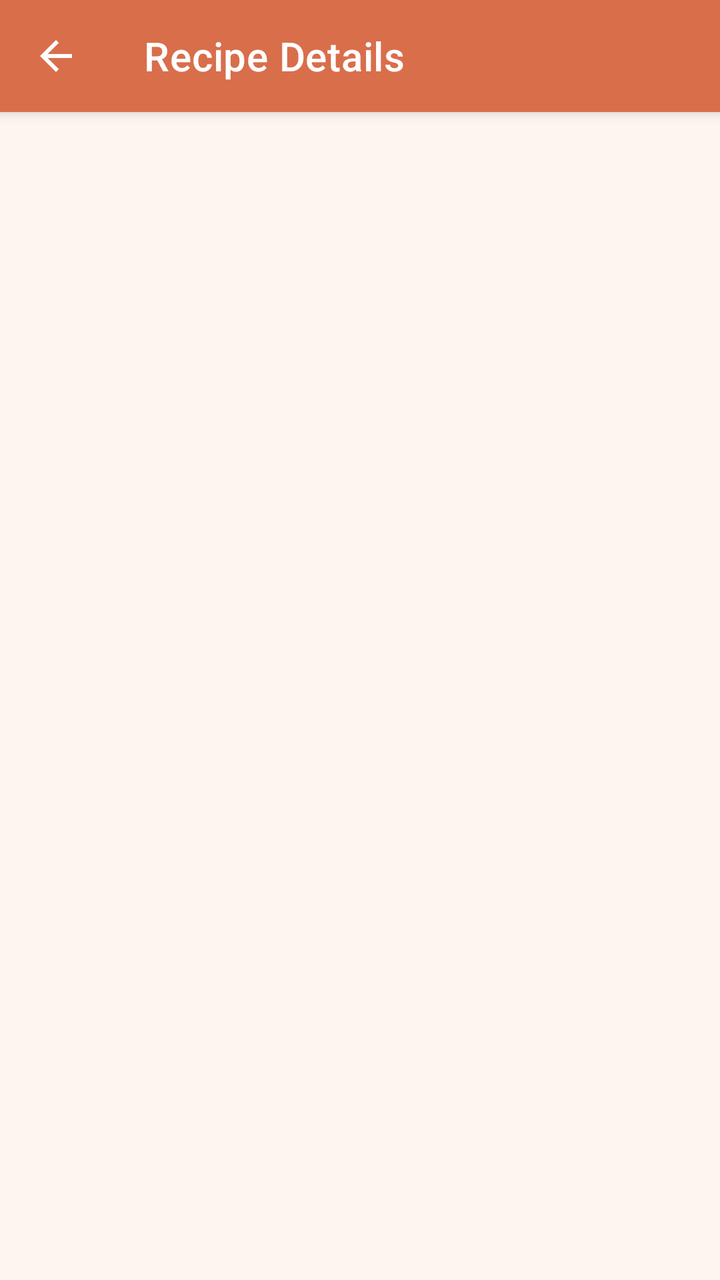
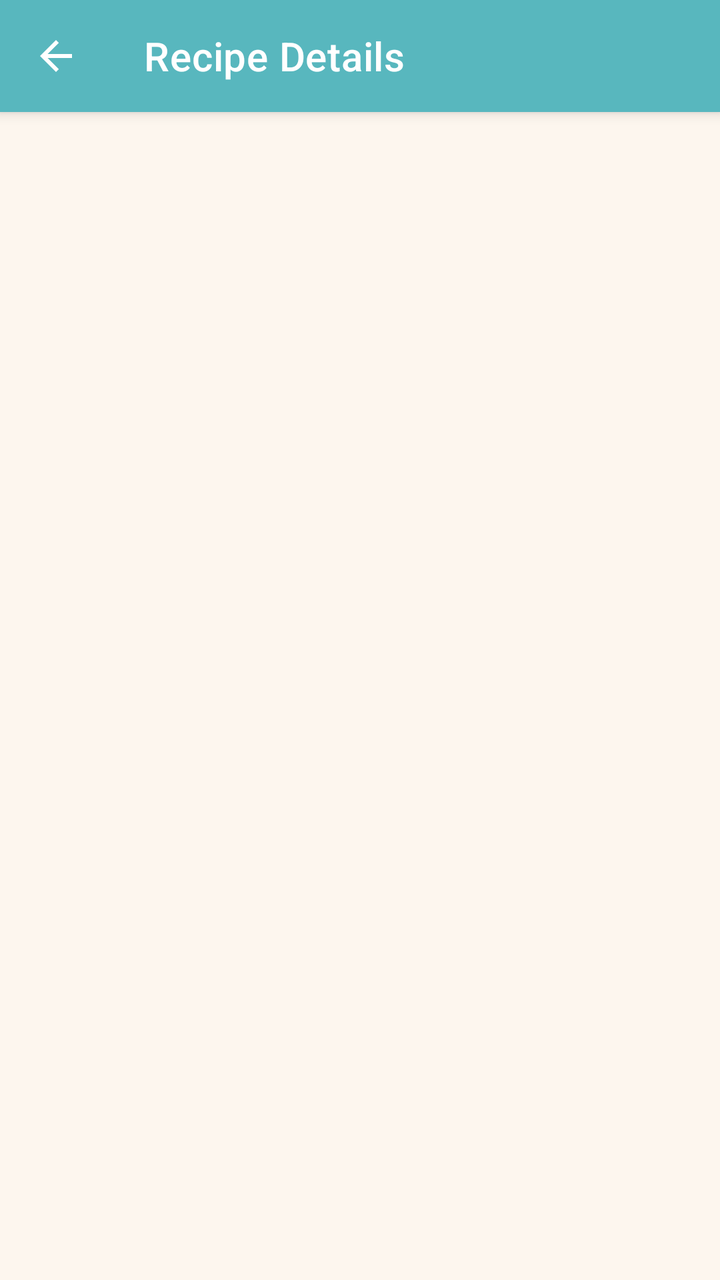

Before-and-after screenshots of an Android layout around one commit, followed by the original layout XML and the change that was made.
<!-- AndroidManifest.xml: application theme Theme.TalentBaby -->
<!-- res/layout/activity_recipe_detail.xml -->
<?xml version="1.0" encoding="utf-8"?>
<androidx.coordinatorlayout.widget.CoordinatorLayout xmlns:android="http://schemas.android.com/apk/res/android"
    xmlns:app="http://schemas.android.com/apk/res-auto"
    android:layout_width="match_parent"
    android:layout_height="match_parent"
    android:background="@color/background">

    <com.google.android.material.appbar.AppBarLayout
        android:layout_width="match_parent"
        android:layout_height="wrap_content">

        <com.google.android.material.appbar.MaterialToolbar
            android:id="@+id/toolbar"
            android:layout_width="match_parent"
            android:layout_height="?attr/actionBarSize"
            android:background="@color/primary"
            app:navigationIcon="@drawable/ic_back"
            app:title="@string/recipe_details"
            app:titleTextColor="@color/white" />
    </com.google.android.material.appbar.AppBarLayout>

    <androidx.core.widget.NestedScrollView
        android:layout_width="match_parent"
        android:layout_height="match_parent"
        app:layout_behavior="@string/appbar_scrolling_view_behavior">

        <LinearLayout
            android:layout_width="match_parent"
            android:layout_height="wrap_content"
            android:orientation="vertical">

            <ImageView
                android:id="@+id/imageRecipe"
                android:layout_width="match_parent"
                android:layout_height="220dp"
                android:scaleType="centerCrop"
                android:contentDescription="@string/recipe_details" />

            <LinearLayout
                android:layout_width="match_parent"
                android:layout_height="wrap_content"
                android:orientation="vertical"
                android:padding="20dp">

                <TextView
                    android:id="@+id/textTitle"
                    android:layout_width="wrap_content"
                    android:layout_height="wrap_content"
                    android:textSize="22sp"
                    android:textStyle="bold"
                    android:textColor="@color/text_primary" />

                <TextView
                    android:id="@+id/textCategory"
                    android:layout_width="wrap_content"
                    android:layout_height="wrap_content"
                    android:textSize="14sp"
                    android:textColor="@color/secondary"
                    android:layout_marginTop="4dp" />

                
                <LinearLayout
                    android:layout_width="match_parent"
                    android:layout_height="wrap_content"
                    android:orientation="horizontal"
                    android:layout_marginTop="12dp">

                    <TextView
                        android:id="@+id/textPrepTime"
                        android:layout_width="wrap_content"
                        android:layout_height="wrap_content"
                        android:textSize="13sp"
                        android:textColor="@color/text_secondary" />

                    <TextView
                        android:id="@+id/textCookTime"
                        android:layout_width="wrap_content"
                        android:layout_height="wrap_content"
                        android:textSize="13sp"
                        android:textColor="@color/text_secondary"
                        android:layout_marginStart="16dp" />

                    <TextView
                        android:id="@+id/textServings"
                        android:layout_width="wrap_content"
                        android:layout_height="wrap_content"
                        android:textSize="13sp"
                        android:textColor="@color/text_secondary"
                        android:layout_marginStart="16dp" />

                    <TextView
                        android:id="@+id/textCalories"
                        android:layout_width="wrap_content"
                        android:layout_height="wrap_content"
                        android:textSize="13sp"
                        android:textColor="@color/text_secondary"
                        android:layout_marginStart="16dp" />
                </LinearLayout>

                <TextView
                    android:id="@+id/textDescription"
                    android:layout_width="match_parent"
                    android:layout_height="wrap_content"
                    android:textSize="15sp"
                    android:textColor="@color/text_primary"
                    android:lineSpacingMultiplier="1.4"
                    android:layout_marginTop="16dp" />

                
                <TextView
                    android:id="@+id/labelIngredients"
                    android:layout_width="wrap_content"
                    android:layout_height="wrap_content"
                    android:text="@string/ingredients"
                    android:textSize="18sp"
                    android:textStyle="bold"
                    android:textColor="@color/text_primary"
                    android:layout_marginTop="20dp"
                    android:visibility="gone" />

                <TextView
                    android:id="@+id/textIngredients"
                    android:layout_width="match_parent"
                    android:layout_height="wrap_content"
                    android:textSize="15sp"
                    android:textColor="@color/text_primary"
                    android:lineSpacingMultiplier="1.3"
                    android:layout_marginTop="8dp"
                    android:visibility="gone" />

                
                <TextView
                    android:id="@+id/labelInstructions"
                    android:layout_width="wrap_content"
                    android:layout_height="wrap_content"
                    android:text="@string/instructions"
                    android:textSize="18sp"
                    android:textStyle="bold"
                    android:textColor="@color/text_primary"
                    android:layout_marginTop="20dp"
                    android:visibility="gone" />

                <TextView
                    android:id="@+id/textInstructions"
                    android:layout_width="match_parent"
                    android:layout_height="wrap_content"
                    android:textSize="15sp"
                    android:textColor="@color/text_primary"
                    android:lineSpacingMultiplier="1.3"
                    android:layout_marginTop="8dp"
                    android:visibility="gone" />
            </LinearLayout>
        </LinearLayout>
    </androidx.core.widget.NestedScrollView>

    <ProgressBar
        android:id="@+id/progressBar"
        android:layout_width="wrap_content"
        android:layout_height="wrap_content"
        android:layout_gravity="center" />
</androidx.coordinatorlayout.widget.CoordinatorLayout>
<!-- resources referenced by this layout -->
<resources>
  <color name="background">#FFFDF6EE</color>
  <color name="primary">#FFD96E4B</color>
  <color name="secondary">#FFE8B14A</color>
  <color name="text_primary">#FF2B1F1A</color>
  <color name="text_secondary">#FF9A8A80</color>
  <color name="white">#FFFFFFFF</color>
  <!-- drawable ic_back (drawable) -->
  <?xml version="1.0" encoding="utf-8"?>
  <vector xmlns:android="http://schemas.android.com/apk/res/android"
      android:width="24dp"
      android:height="24dp"
      android:viewportWidth="24"
      android:viewportHeight="24"
      android:tint="@color/white">
      <path
          android:fillColor="@android:color/white"
          android:pathData="M20,11H7.83l5.59,-5.59L12,4l-8,8 8,8 1.41,-1.41L7.83,13H20v-2z" />
  </vector>
  <string name="ingredients">Ingredients</string>
  <string name="instructions">Instructions</string>
  <string name="recipe_details">Recipe Details</string>
  <style name="Theme.TalentBaby" parent="Theme.MaterialComponents.DayNight.NoActionBar">
          
          <item name="colorPrimary">@color/primary</item>
          <item name="colorPrimaryVariant">@color/primary_dark</item>
          <item name="colorOnPrimary">@color/white</item>
          
          <item name="colorSecondary">@color/secondary</item>
          <item name="colorSecondaryVariant">@color/secondary_dark</item>
          <item name="colorOnSecondary">@color/white</item>
          
          <item name="colorSurface">@color/surface</item>
          <item name="colorOnSurface">@color/text_primary</item>
          <item name="android:colorBackground">@color/background</item>
          <item name="android:windowBackground">@color/background</item>
          
          <item name="android:statusBarColor">@color/background</item>
          <item name="android:windowLightStatusBar">true</item>
          
          <item name="elevationOverlayEnabled">true</item>
          
          <item name="android:fontFamily">sans-serif-medium</item>
      </style>
  <color name="primary_dark">#FFBA5535</color>
  <color name="secondary_dark">#FFC8911A</color>
  <color name="surface">#FFFFFFFF</color>
</resources>

<!-- the commit's change to res/layout/activity_recipe_detail.xml (unified diff, before → after) -->
@@ -13,7 +13,7 @@
             android:id="@+id/toolbar"
             android:layout_width="match_parent"
             android:layout_height="?attr/actionBarSize"
-            android:background="@color/primary"
+            android:background="@color/article_header"
             app:navigationIcon="@drawable/ic_back"
             app:title="@string/recipe_details"
             app:titleTextColor="@color/white" />
<!-- resource entries referenced after the edit -->
@@ -1,5 +1,6 @@
 <!-- resources referenced by this layout -->
 <resources>
+  <color name="article_header">#FF58B7BE</color>
   <color name="background">#FFFDF6EE</color>
   <color name="primary">#FFD96E4B</color>
   <color name="secondary">#FFE8B14A</color>
@@ -35,9 +36,12 @@
           <item name="colorOnSurface">@color/text_primary</item>
           <item name="android:colorBackground">@color/background</item>
           <item name="android:windowBackground">@color/background</item>
+          <item name="android:windowAnimationStyle">@style/Animation.TalentBaby.None</item>
+          <item name="android:forceDarkAllowed">false</item>
           
-          <item name="android:statusBarColor">@color/background</item>
-          <item name="android:windowLightStatusBar">true</item>
+          <item name="android:statusBarColor">@color/app_header_start</item>
+          <item name="android:navigationBarColor">@color/white</item>
+          <item name="android:windowLightStatusBar">false</item>
           
           <item name="elevationOverlayEnabled">true</item>
           
@@ -46,5 +50,20 @@
   <color name="primary_dark">#FFBA5535</color>
   <color name="secondary_dark">#FFC8911A</color>
   <color name="surface">#FFFFFFFF</color>
+  <style name="Animation.TalentBaby.None" parent="@android:style/Animation">
+          <item name="android:activityOpenEnterAnimation">@null</item>
+          <item name="android:activityOpenExitAnimation">@null</item>
+          <item name="android:activityCloseEnterAnimation">@null</item>
+          <item name="android:activityCloseExitAnimation">@null</item>
+          <item name="android:taskOpenEnterAnimation">@null</item>
+          <item name="android:taskOpenExitAnimation">@null</item>
+          <item name="android:taskCloseEnterAnimation">@null</item>
+          <item name="android:taskCloseExitAnimation">@null</item>
+          <item name="android:taskToFrontEnterAnimation">@null</item>
+          <item name="android:taskToFrontExitAnimation">@null</item>
+          <item name="android:taskToBackEnterAnimation">@null</item>
+          <item name="android:taskToBackExitAnimation">@null</item>
+      </style>
+  <color name="app_header_start">#FFC8EEF4</color>
 </resources>
 
